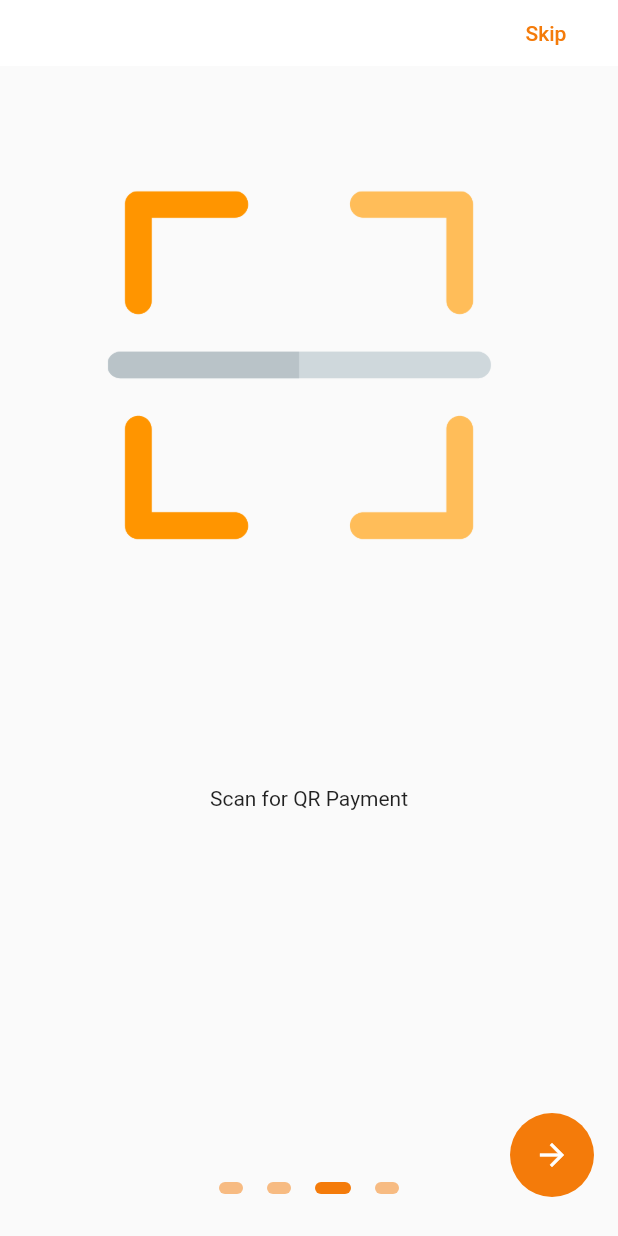
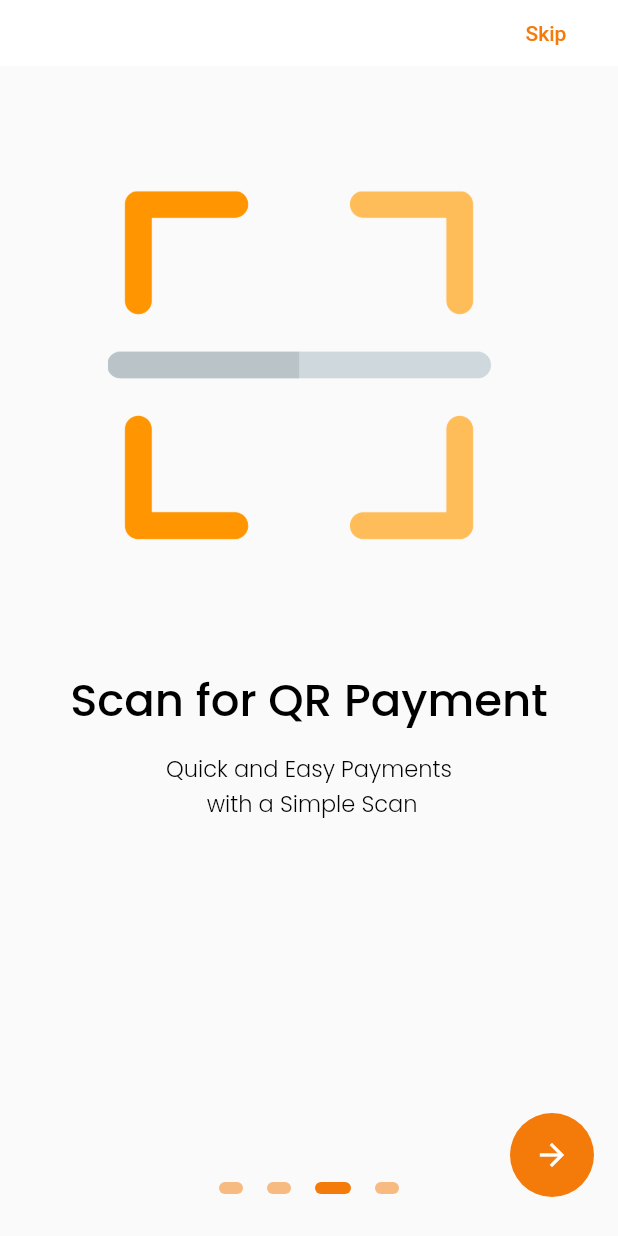
Before and after one commit to pmgwee/payhackfinovators, a Flutter app: the screen it shows after launch, swiped to page 3, on a phone screen of 412 x 824 dp. Run offline on Flutter 3.47's test engine with Material 2 defaults, Android fonts, the phone set to English and light mode, and no system bars; drawn by our look-alikes of flutter_onboarding_slider; our stand-ins replace google_fonts.

Commit message:
update text

```diff
--- a/lib/pages/OnboardingSlider.dart
+++ b/lib/pages/OnboardingSlider.dart
@@ -35,7 +35,7 @@ class OnboardingSlider extends StatelessWidget {
         ),
         Image.asset(
           'images/intro4.png',
-          scale: 2.7,
+          scale: 2.5,
         ),
       ],
       controllerColor: Color.fromARGB(255, 244, 123, 10),
@@ -55,7 +55,7 @@ class OnboardingSlider extends StatelessWidget {
                 style: GoogleFonts.poppins(
                   textStyle: TextStyle(
                     color: Colors.black,
-                    fontSize: 30.0,
+                    fontSize: 35.0,
                     fontWeight: FontWeight.w600,
                   ),
                 ),
@@ -82,13 +82,37 @@ class OnboardingSlider extends StatelessWidget {
           child: Column(
             children: <Widget>[
               SizedBox(
-                height: 480,
+                height: 400,
                 child: const DecoratedBox(
                   decoration: const BoxDecoration(
                       color: Color.fromARGB(255, 129, 129, 129)),
                 ),
               ),
-              Text('Receive QR Payment'),
+              Text(
+                'Receive QR Payment',
+                textAlign: TextAlign.center,
+                style: GoogleFonts.poppins(
+                  textStyle: TextStyle(
+                    color: Colors.black,
+                    fontSize: 30.0,
+                    fontWeight: FontWeight.w500,
+                  ),
+                ),
+              ),
+              Padding(
+                padding: EdgeInsets.symmetric(vertical: 12.0),
+                child: Text(
+                  'Enables the offline transactions \n using QR codes',
+                  textAlign: TextAlign.center,
+                  style: GoogleFonts.poppins(
+                    textStyle: TextStyle(
+                      color: Colors.black,
+                      fontSize: 15.0,
+                      fontWeight: FontWeight.w300,
+                    ),
+                  ),
+                ),
+              ),
             ],
           ),
         ),
@@ -97,20 +121,69 @@ class OnboardingSlider extends StatelessWidget {
           child: Column(
             children: <Widget>[
               SizedBox(
-                height: 480,
+                height: 400,
               ),
-              Text('Scan for QR Payment'),
+              Text(
+                'Scan for QR Payment',
+                textAlign: TextAlign.center,
+                style: GoogleFonts.poppins(
+                  textStyle: TextStyle(
+                    color: Colors.black,
+                    fontSize: 30.0,
+                    fontWeight: FontWeight.w500,
+                  ),
+                ),
+              ),
+              Padding(
+                padding: EdgeInsets.symmetric(vertical: 12.0),
+                child: Text(
+                  'Quick and Easy Payments \n with a Simple Scan',
+                  textAlign: TextAlign.center,
+                  style: GoogleFonts.poppins(
+                    textStyle: TextStyle(
+                      color: Colors.black,
+                      fontSize: 15.0,
+                      fontWeight: FontWeight.w300,
+                    ),
+                  ),
+                ),
+              ),
             ],
           ),
         ),
         Container(
+          alignment: Alignment.center,
           padding: EdgeInsets.symmetric(horizontal: 40),
           child: Column(
             children: <Widget>[
               SizedBox(
-                height: 480,
+                height: 380,
               ),
-              Text('Senang2Pay'),
+              Text(
+                'Senang2Pay',
+                textAlign: TextAlign.center,
+                style: GoogleFonts.poppins(
+                  textStyle: TextStyle(
+                    color: Color.fromARGB(255, 214, 89, 0),
+                    fontSize: 45.0,
+                    fontWeight: FontWeight.w700,
+                  ),
+                ),
+              ),
+              Padding(
+                padding: EdgeInsets.symmetric(vertical: 18.0),
+                child: Text(
+                  'Seamless Payments \n Anytime, Anywhere!',
+                  textAlign: TextAlign.center,
+                  style: GoogleFonts.poppins(
+                    textStyle: TextStyle(
+                      color: Color.fromARGB(255, 61, 61, 61),
+                      fontSize: 20.0,
+                      fontWeight: FontWeight.w500,
+                    ),
+                  ),
+                ),
+              ),
             ],
           ),
         ),
```
